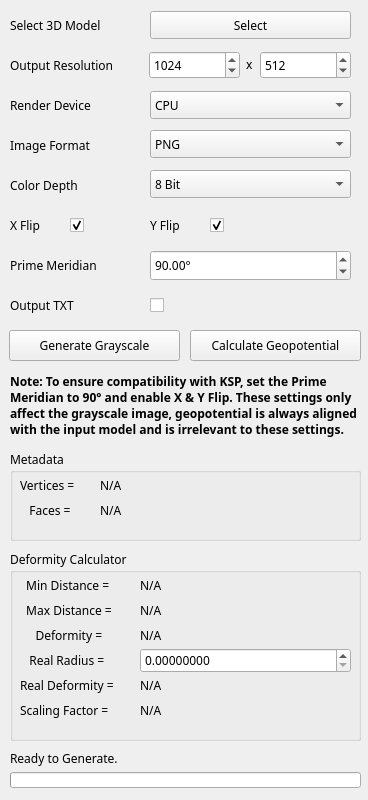
Before: the Qt Designer form ui/widget.ui in himisawww/GrayscaleGenerator, drawn with Qt 5.
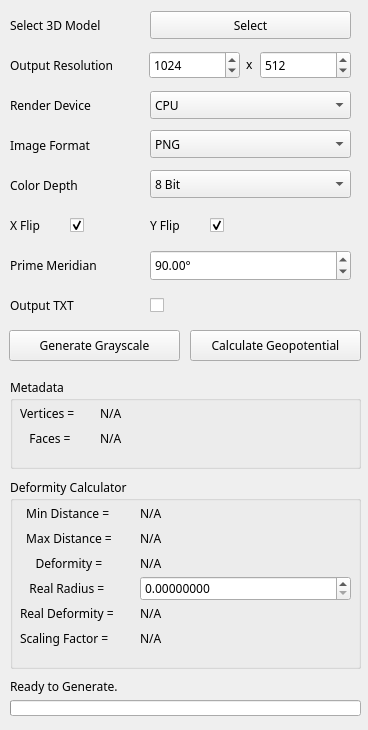
After: the same form once the commit is applied. Custom widgets are drawn as their Qt base class.

Commit message: remove the note label and add tips for buttons.

```diff
--- a/ui/widget.ui
+++ b/ui/widget.ui
@@ -7,19 +7,19 @@
     <x>0</x>
     <y>0</y>
     <width>368</width>
-    <height>800</height>
+    <height>730</height>
    </rect>
   </property>
   <property name="minimumSize">
    <size>
     <width>368</width>
-    <height>800</height>
+    <height>730</height>
    </size>
   </property>
   <property name="maximumSize">
    <size>
     <width>368</width>
-    <height>800</height>
+    <height>730</height>
    </size>
   </property>
   <property name="font">
@@ -37,7 +37,7 @@
    <property name="geometry">
     <rect>
      <x>10</x>
-     <y>772</y>
+     <y>700</y>
      <width>351</width>
      <height>16</height>
     </rect>
@@ -260,7 +260,7 @@
    <property name="geometry">
     <rect>
      <x>10</x>
-     <y>750</y>
+     <y>678</y>
      <width>351</width>
      <height>16</height>
     </rect>
@@ -338,7 +338,7 @@
    <property name="geometry">
     <rect>
      <x>10</x>
-     <y>450</y>
+     <y>378</y>
      <width>351</width>
      <height>91</height>
     </rect>
@@ -668,7 +668,7 @@
    <property name="geometry">
     <rect>
      <x>10</x>
-     <y>550</y>
+     <y>478</y>
      <width>351</width>
      <height>191</height>
     </rect>
@@ -867,40 +867,14 @@
     <string>Calculate Geopotential</string>
    </property>
   </widget>
-  <widget class="QLabel" name="noteLabel">
-   <property name="geometry">
-    <rect>
-     <x>10</x>
-     <y>365</y>
-     <width>351</width>
-     <height>81</height>
-    </rect>
-   </property>
-   <property name="minimumSize">
-    <size>
-     <width>0</width>
-     <height>0</height>
-    </size>
-   </property>
-   <property name="maximumSize">
-    <size>
-     <width>16777215</width>
-     <height>16777215</height>
-    </size>
-   </property>
-   <property name="font">
-    <font>
-     <family>JetBrains Mono</family>
-    </font>
-   </property>
-   <property name="text">
-    <string>&lt;html&gt;&lt;head/&gt;&lt;body&gt;&lt;p&gt;&lt;span style=&quot; font-weight:700;&quot;&gt;Note: To ensure compatibility with KSP, set the Prime Meridian to 90° and enable X &amp;amp; Y Flip. These settings only affect the grayscale image, geopotential is always aligned with the input model and is irrelevant to these settings.&lt;/span&gt;&lt;/p&gt;&lt;/body&gt;&lt;/html&gt;</string>
-   </property>
-   <property name="wordWrap">
-    <bool>true</bool>
-   </property>
-  </widget>
  </widget>
+ <customwidgets>
+  <customwidget>
+   <class>PushButton</class>
+   <extends>QPushButton</extends>
+   <header>pushbutton.h</header>
+  </customwidget>
+ </customwidgets>
  <resources/>
  <connections/>
 </ui>
```
Left out of the diff: 4 changed lines with no effect on the pictures. The commit also changes 5 other files.
